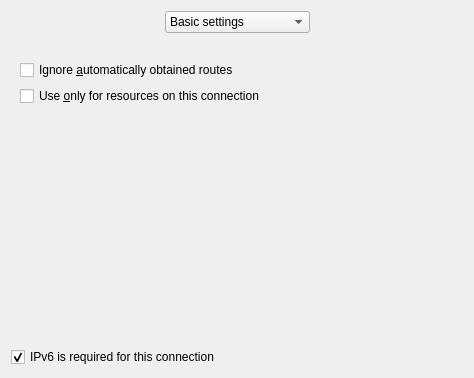
KDE/networkmanagement, file libs/ui/ipv6.ui: the form before one commit.
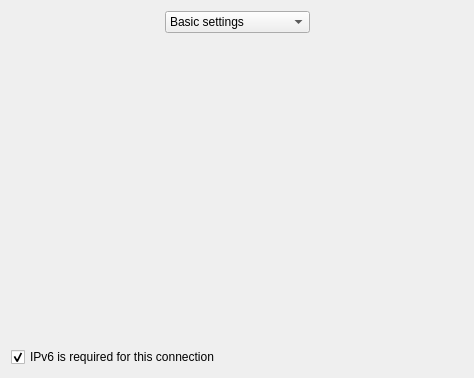
The form after the commit. The open tabs and pages were chosen to show the change. Custom widgets are drawn as their Qt base class.

Commit message:
Enable setting of custom routes.
Had to add our own IntValidator, as QIntValidator permits periods
and commas as thousand separator, and we don't want that in
prefix or metric settings.

to the reporter: IP != route

What changed in the file:
```diff
--- a/libs/ui/ipv6.ui
+++ b/libs/ui/ipv6.ui
@@ -354,24 +354,7 @@
      <widget class="QWidget" name="pageRoutes">
       <layout class="QVBoxLayout" name="verticalLayout_3">
        <item>
-        <widget class="QCheckBox" name="cbIgnoreAutoRoutes">
-         <property name="toolTip">
-          <string>If checked, only manually configured routes will be used</string>
-         </property>
-         <property name="text">
-          <string>Ignore &amp;automatically obtained routes</string>
-         </property>
-        </widget>
-       </item>
-       <item>
-        <widget class="QCheckBox" name="cbNeverDefault">
-         <property name="toolTip">
-          <string>Determines whether this connection should receive the default route</string>
-         </property>
-         <property name="text">
-          <string>Use &amp;only for resources on this connection</string>
-         </property>
-        </widget>
+        <widget class="IpV6RoutesWidget" name="routesSettings" native="true"/>
        </item>
        <item>
         <spacer name="verticalSpacer">
@@ -424,6 +407,12 @@
    <header>ipv6advancedwidget.h</header>
    <container>1</container>
   </customwidget>
+  <customwidget>
+   <class>IpV6RoutesWidget</class>
+   <extends>QWidget</extends>
+   <header>ipv6routeswidget.h</header>
+   <container>1</container>
+  </customwidget>
  </customwidgets>
  <tabstops>
   <tabstop>method</tabstop>
```
Left out of the diff: 2 changed lines with no effect on the pictures. The commit also changes 26 other files.
